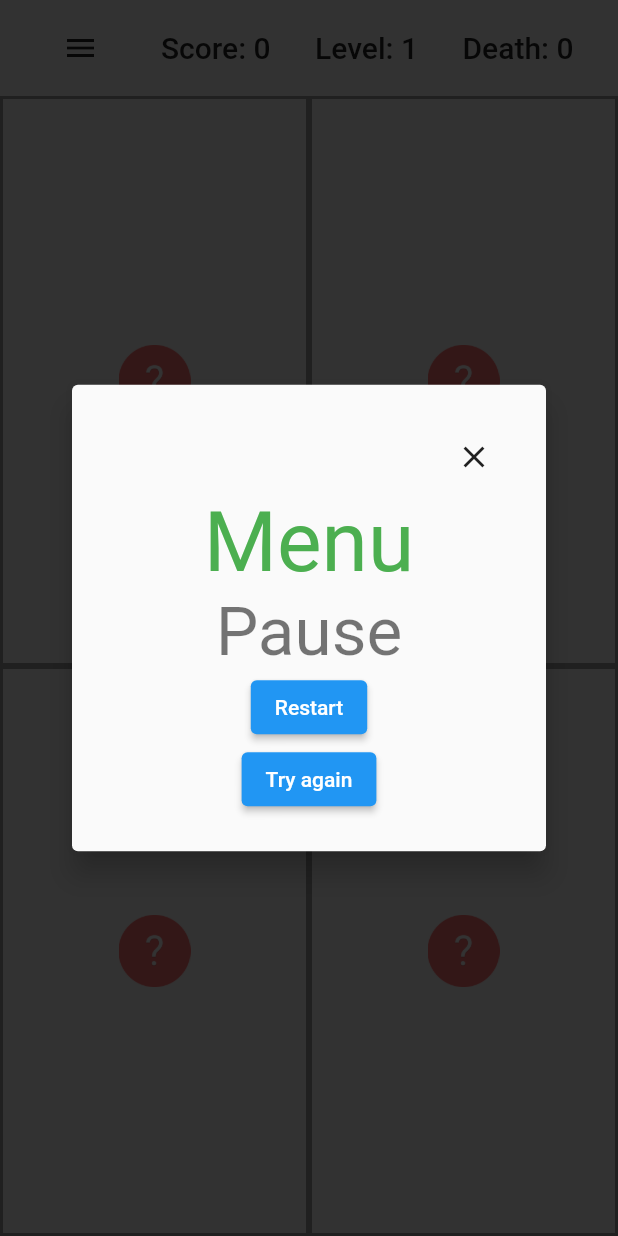
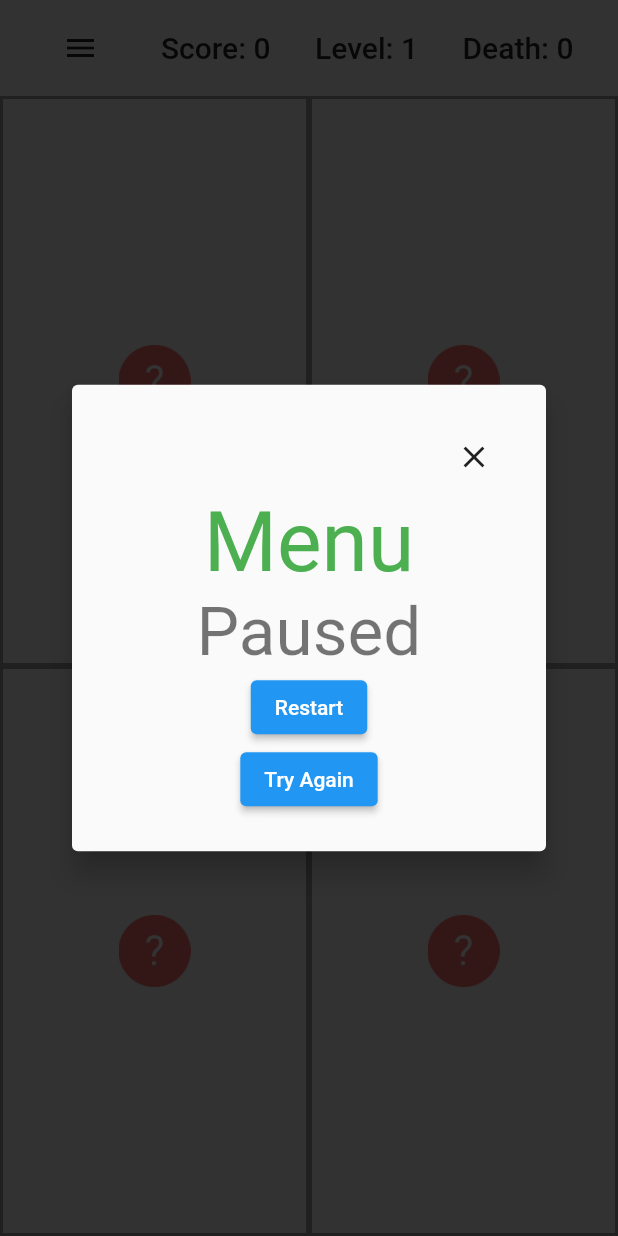
Before and after one commit to PiotrFLEURY/mines, a Flutter app: the screen it shows after launch, after a tap on the "menu" icon, on a phone screen of 412 x 824 dp. Run offline on Flutter 3.47's test engine with Material 2 defaults, Android fonts, the phone set to English and light mode, and no system bars; our stand-ins replace google_fonts; generated files the repository leaves out were written again.

Commit message:
add translations

```diff
--- /dev/null
+++ b/l10n.yaml
@@ -0,0 +1,3 @@
+arb-dir: lib/l10n
+template-arb-file: app_en.arb
+output-localization-file: app_localizations.dart
--- a/lib/main.dart
+++ b/lib/main.dart
@@ -1,6 +1,8 @@
 // ignore_for_file: require_trailing_commas
 
 import 'package:flutter/material.dart';
+// ignore: depend_on_referenced_packages
+import 'package:flutter_gen/gen_l10n/app_localizations.dart';
 import 'package:google_fonts/google_fonts.dart';
 import 'package:mines/widgets/party.dart';
 
@@ -15,7 +17,10 @@ class MyApp extends StatelessWidget {
   @override
   Widget build(BuildContext context) {
     return MaterialApp(
-      title: 'Flutter Demo',
+      onGenerateTitle: (BuildContext context) =>
+          AppLocalizations.of(context)!.app_title,
+      localizationsDelegates: AppLocalizations.localizationsDelegates,
+      supportedLocales: AppLocalizations.supportedLocales,
       theme: ThemeData(
         primarySwatch: Colors.blue,
         textTheme: GoogleFonts.architectsDaughterTextTheme(
--- a/lib/models/party_status.dart
+++ b/lib/models/party_status.dart
@@ -1,3 +1,7 @@
+import 'package:flutter/widgets.dart';
+// ignore: depend_on_referenced_packages
+import 'package:flutter_gen/gen_l10n/app_localizations.dart';
+
 enum PartyStatus {
   playing,
   pause,
@@ -7,18 +11,18 @@ enum PartyStatus {
 }
 
 extension PartyStatusString on PartyStatus {
-  String asText() {
+  String asText(BuildContext context) {
     switch (this) {
       case PartyStatus.playing:
-        return 'Playing';
+        return AppLocalizations.of(context)!.party_status_playing;
       case PartyStatus.pause:
-        return 'Pause';
+        return AppLocalizations.of(context)!.party_status_paused;
       case PartyStatus.win:
-        return 'Winner';
+        return AppLocalizations.of(context)!.party_status_won;
       case PartyStatus.loose:
-        return 'Looser';
+        return AppLocalizations.of(context)!.party_status_loosed;
       case PartyStatus.cheat:
-        return 'Cheater';
+        return AppLocalizations.of(context)!.party_status_cheater;
     }
   }
 }
--- a/lib/widgets/party_menu.dart
+++ b/lib/widgets/party_menu.dart
@@ -1,4 +1,6 @@
 import 'package:flutter/material.dart';
+// ignore: depend_on_referenced_packages
+import 'package:flutter_gen/gen_l10n/app_localizations.dart';
 import 'package:mines/models/party_status.dart';
 import 'package:mines/providers/party_provider.dart';
 import 'package:provider/provider.dart';
@@ -48,7 +50,7 @@ class _PartyMenuState extends State<PartyMenu> {
                         ),
                       ),
                       Text(
-                        'Menu',
+                        AppLocalizations.of(context)!.menu,
                         style: Theme.of(context)
                             .textTheme
                             .headline2!
@@ -61,17 +63,21 @@ class _PartyMenuState extends State<PartyMenu> {
                           height: 256.0,
                         ),
                       Text(
-                        widget.status.asText(),
+                        widget.status.asText(context),
                         style: Theme.of(context).textTheme.headline3,
                       ),
                       ElevatedButton(
                         onPressed: widget.onRestart,
-                        child: const Text('Restart'),
+                        child: Text(
+                          AppLocalizations.of(context)!.restart,
+                        ),
                       ),
                       if (widget.status != PartyStatus.cheat)
                         ElevatedButton(
                           onPressed: widget.onTryAgain,
-                          child: const Text('Try again'),
+                          child: Text(
+                            AppLocalizations.of(context)!.try_again,
+                          ),
                         ),
                     ],
                   ),
--- a/lib/widgets/toolbar.dart
+++ b/lib/widgets/toolbar.dart
@@ -1,6 +1,8 @@
 import 'package:flutter/cupertino.dart';
 import 'package:flutter/foundation.dart';
 import 'package:flutter/material.dart';
+// ignore: depend_on_referenced_packages
+import 'package:flutter_gen/gen_l10n/app_localizations.dart';
 import 'package:mines/providers/party_provider.dart';
 import 'package:provider/provider.dart';
 
@@ -26,11 +28,15 @@ class PartyToolbar extends StatelessWidget {
             icon: const Icon(Icons.menu),
           ),
           Text(
-            'Score: ${context.watch<PartyProvider>().score}',
+            AppLocalizations.of(context)!.score(
+              context.watch<PartyProvider>().score,
+            ),
             style: Theme.of(context).textTheme.headline6,
           ),
           Text(
-            'Level: ${context.watch<PartyProvider>().difficulty + 1}',
+            AppLocalizations.of(context)!.level(
+              context.watch<PartyProvider>().difficulty + 1,
+            ),
             style: Theme.of(context).textTheme.headline6,
           ),
           if (kDebugMode)
@@ -50,7 +56,9 @@ class PartyToolbar extends StatelessWidget {
               },
             ),
           Text(
-            'Death: ${context.watch<PartyProvider>().deathCount}',
+            AppLocalizations.of(context)!.death_count(
+              context.watch<PartyProvider>().deathCount,
+            ),
             style: Theme.of(context).textTheme.headline6,
           ),
         ],
```
Also changed, not shown: lib/l10n/app_en.arb (added, +63 -0 lines), lib/l10n/app_fr.arb (added, +15 -0 lines), pubspec.yaml (+4 -35 lines), pubspec.lock.
